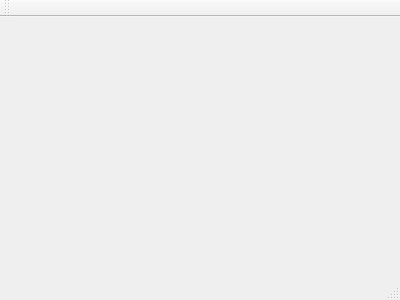
First picture: the form in mainwindow.ui, repository aabbo/Qtprogram, before the edit.
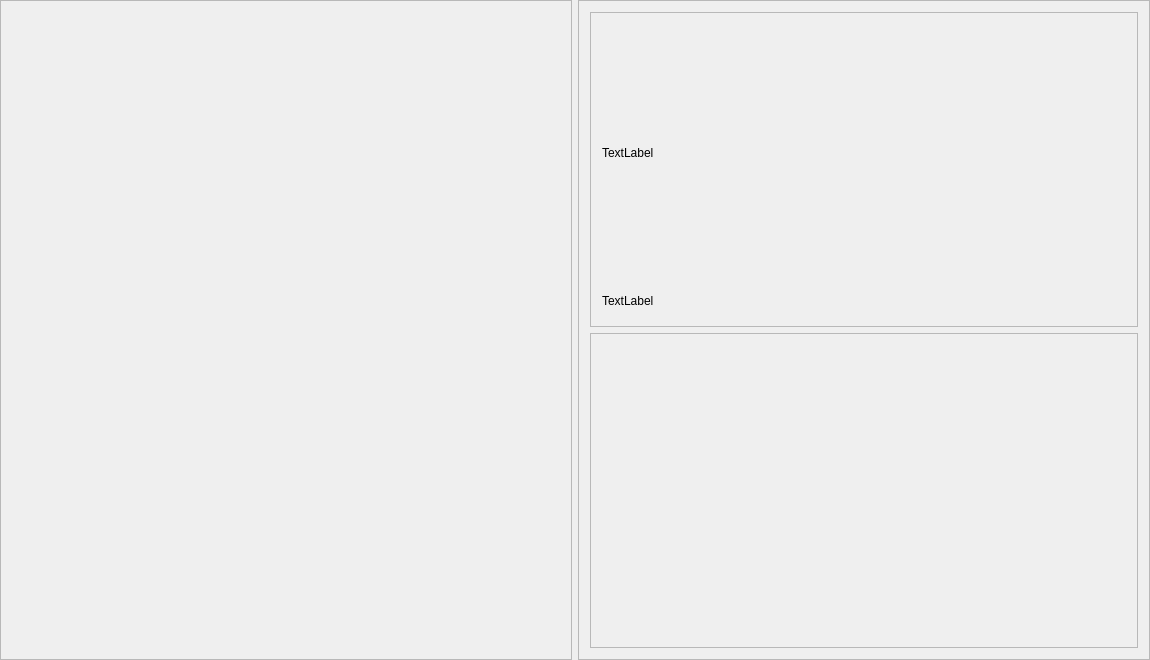
Second picture: the form after the edit.

Commit message: composit main game view

Diff of the .ui file:
```diff
--- a/mainwindow.ui
+++ b/mainwindow.ui
@@ -1,24 +1,136 @@
 <ui version="4.0">
  <class>MainWindow</class>
- <widget class="QMainWindow" name="MainWindow" >
-  <property name="geometry" >
+ <widget class="QMainWindow" name="MainWindow">
+  <property name="geometry">
    <rect>
     <x>0</x>
     <y>0</y>
-    <width>400</width>
-    <height>300</height>
+    <width>1150</width>
+    <height>660</height>
    </rect>
   </property>
   <property name="windowTitle" >
    <string>MainWindow</string>
   </property>
-  <widget class="QMenuBar" name="menuBar" />
-  <widget class="QToolBar" name="mainToolBar" />
-  <widget class="QWidget" name="centralWidget" />
-  <widget class="QStatusBar" name="statusBar" />
+  <widget class="QWidget" name="centralWidget">
+   <layout class="QGridLayout" name="gridLayout_2">
+    <property name="leftMargin">
+     <number>0</number>
+    </property>
+    <property name="topMargin">
+     <number>0</number>
+    </property>
+    <property name="rightMargin">
+     <number>0</number>
+    </property>
+    <property name="bottomMargin">
+     <number>0</number>
+    </property>
+    <property name="spacing">
+     <number>0</number>
+    </property>
+    <item row="0" column="0">
+     <layout class="QGridLayout" name="gridLayout">
+      <item row="0" column="0">
+       <widget class="QFrame" name="BoardFrame">
+        <property name="sizePolicy">
+         <sizepolicy hsizetype="Expanding" vsizetype="Expanding">
+          <horstretch>5</horstretch>
+          <verstretch>0</verstretch>
+         </sizepolicy>
+        </property>
+        <property name="frameShape">
+         <enum>QFrame::StyledPanel</enum>
+        </property>
+        <property name="frameShadow">
+         <enum>QFrame::Raised</enum>
+        </property>
+       </widget>
+      </item>
+      <item row="0" column="1">
+       <widget class="QFrame" name="frame_2">
+        <property name="sizePolicy">
+         <sizepolicy hsizetype="Expanding" vsizetype="Expanding">
+          <horstretch>5</horstretch>
+          <verstretch>0</verstretch>
+         </sizepolicy>
+        </property>
+        <property name="frameShape">
+         <enum>QFrame::StyledPanel</enum>
+        </property>
+        <property name="frameShadow">
+         <enum>QFrame::Raised</enum>
+        </property>
+        <layout class="QVBoxLayout" name="verticalLayout">
+         <item>
+          <widget class="QFrame" name="YutFrame">
+           <property name="sizePolicy">
+            <sizepolicy hsizetype="Expanding" vsizetype="Expanding">
+             <horstretch>0</horstretch>
+             <verstretch>5</verstretch>
+            </sizepolicy>
+           </property>
+           <property name="frameShape">
+            <enum>QFrame::StyledPanel</enum>
+           </property>
+           <property name="frameShadow">
+            <enum>QFrame::Raised</enum>
+           </property>
+           <layout class="QVBoxLayout" name="verticalLayout_2">
+            <item>
+             <widget class="QLabel" name="label">
+              <property name="sizePolicy">
+               <sizepolicy hsizetype="Expanding" vsizetype="Expanding">
+                <horstretch>0</horstretch>
+                <verstretch>9</verstretch>
+               </sizepolicy>
+              </property>
+              <property name="text">
+               <string>TextLabel</string>
+              </property>
+             </widget>
+            </item>
+            <item>
+             <widget class="QLabel" name="label_2">
+              <property name="sizePolicy">
+               <sizepolicy hsizetype="Expanding" vsizetype="Expanding">
+                <horstretch>0</horstretch>
+                <verstretch>1</verstretch>
+               </sizepolicy>
+              </property>
+              <property name="text">
+               <string>TextLabel</string>
+              </property>
+             </widget>
+            </item>
+           </layout>
+          </widget>
+         </item>
+         <item>
+          <widget class="QFrame" name="InfoFrame">
+           <property name="sizePolicy">
+            <sizepolicy hsizetype="Expanding" vsizetype="Expanding">
+             <horstretch>0</horstretch>
+             <verstretch>5</verstretch>
+            </sizepolicy>
+           </property>
+           <property name="frameShape">
+            <enum>QFrame::StyledPanel</enum>
+           </property>
+           <property name="frameShadow">
+            <enum>QFrame::Raised</enum>
+           </property>
+          </widget>
+         </item>
+        </layout>
+       </widget>
+      </item>
+     </layout>
+    </item>
+   </layout>
+  </widget>
  </widget>
- <layoutDefault spacing="6" margin="11" />
- <pixmapfunction></pixmapfunction>
+ <layoutdefault spacing="6" margin="11"/>
  <resources/>
  <connections/>
 </ui>
```
Left out of the diff: 3 changed lines with no effect on the pictures.
